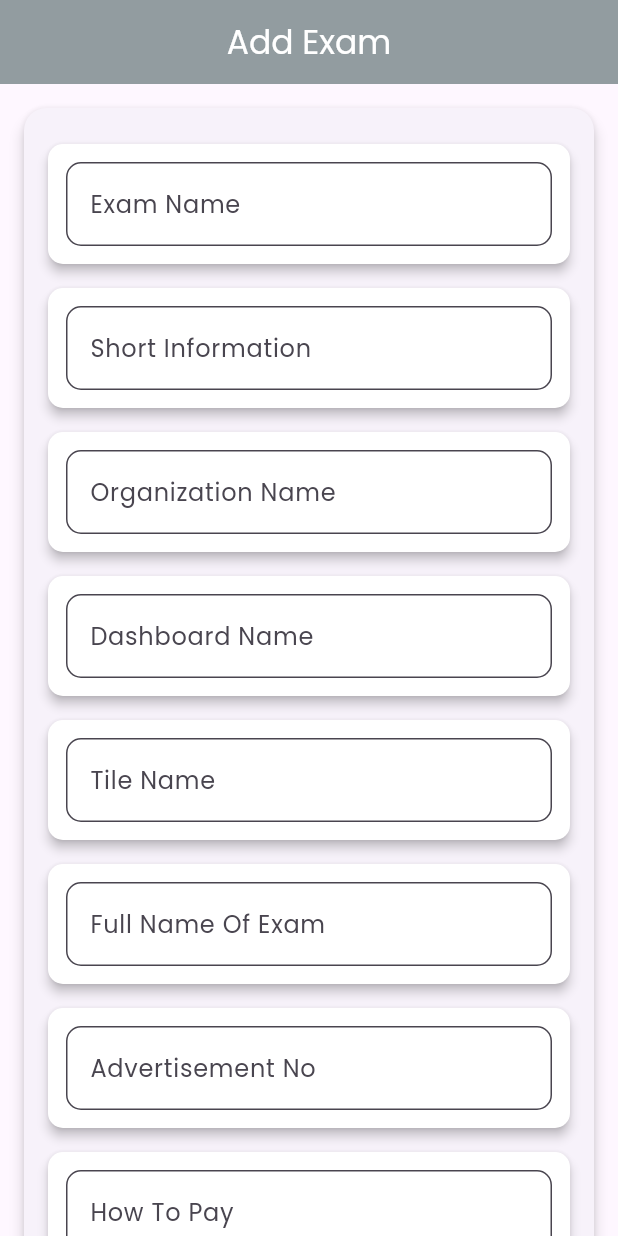
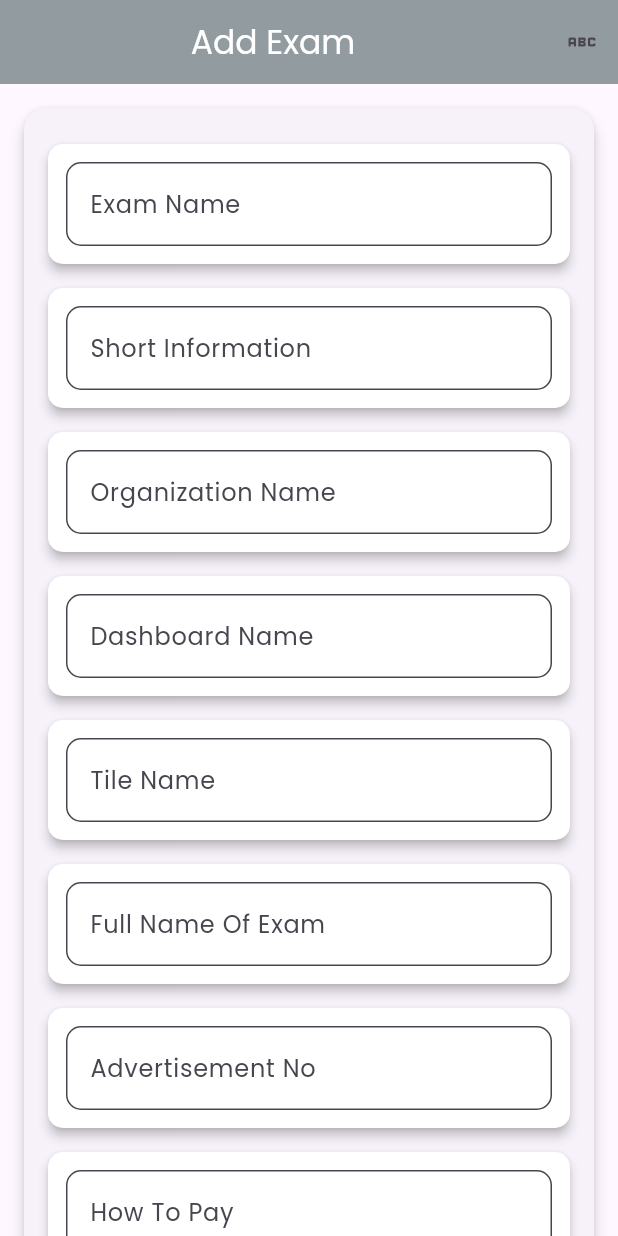
Before and after one commit to LakhtariyaHarsh/adminpanel_examportal, a Flutter app: the AddExamScreen screen opened by its route, on a phone screen of 412 x 824 dp. Run offline on Flutter 3.47's test engine with Material 3 defaults, Android fonts, the phone set to English and light mode, and no system bars; our stand-ins replace dio, go_router, google_fonts, shared_preferences; accounts and stored records are empty; network calls fail.

Commit message:
update code

```diff
--- a/lib/view_models/exam_view_model.dart
+++ b/lib/view_models/exam_view_model.dart
@@ -144,6 +144,8 @@ class ExamViewModel extends ChangeNotifier {
   /// 🔹 Add a New Exam
   Future<void> addExam(Map<String, dynamic> examData) async {
     try {
+      print(examData);
+      print("These is Exam Data");
       await _examService.addExam(examData);
       await fetchExams(); // Refresh list after adding
     } catch (e) {
--- a/lib/views/add_exam_screen.dart
+++ b/lib/views/add_exam_screen.dart
@@ -240,7 +240,7 @@ class _AddExamScreenState extends State<AddExamScreen> {
           "ewsPost": postControllers[index]["EWSPost"]!.text,
           "scPost": postControllers[index]["SCPost"]!.text,
           "stPost": postControllers[index]["STPost"]!.text,
-          "eligibilityDetails":
+          "eligiblityDetails":
               postControllers[index]["EligibilityDetails"] ?? "",
         });
 
@@ -275,9 +275,23 @@ class _AddExamScreenState extends State<AddExamScreen> {
 
     return Scaffold(
       appBar: AppBar(
-          backgroundColor: bluegray,
-          title:
-              Center(child: Text("Add Exam", style: TextStyle(color: white)))),
+        backgroundColor: bluegray,
+        title: Center(
+          child: Text(
+            "Add Exam",
+            style: TextStyle(color: white),
+          ),
+        ),
+        actions: [
+          IconButton(
+              onPressed: () {
+                print("These is the Post ........................");
+                print(postDetails.length);
+                print(postDetails.first);
+              },
+              icon: Icon(Icons.abc))
+        ],
+      ),
       body: SingleChildScrollView(
         child: Center(
           child: Card(
```
